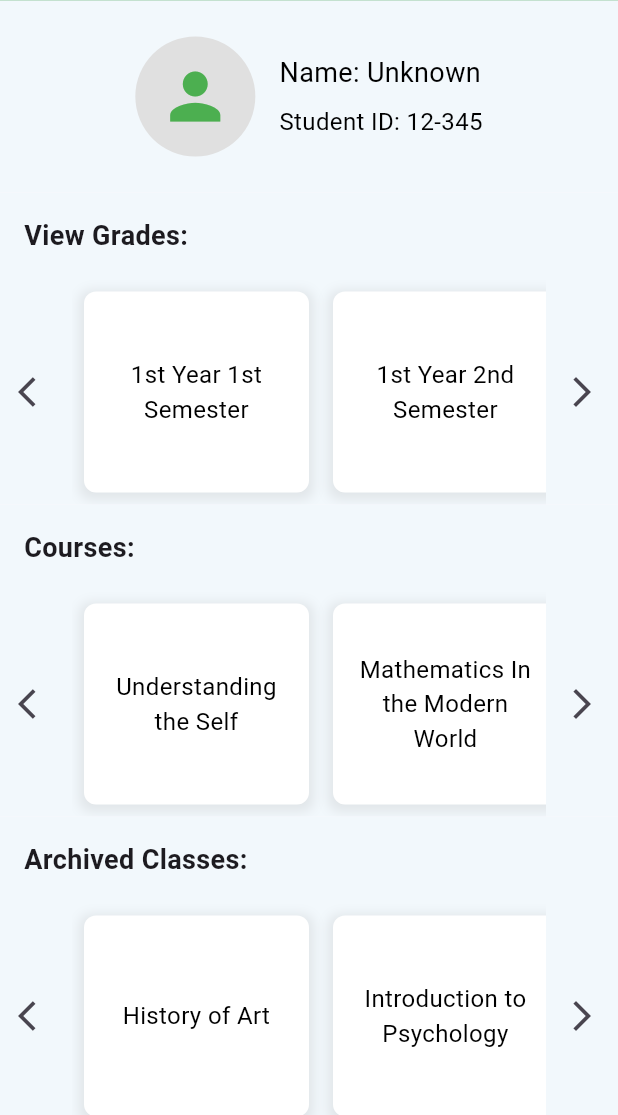
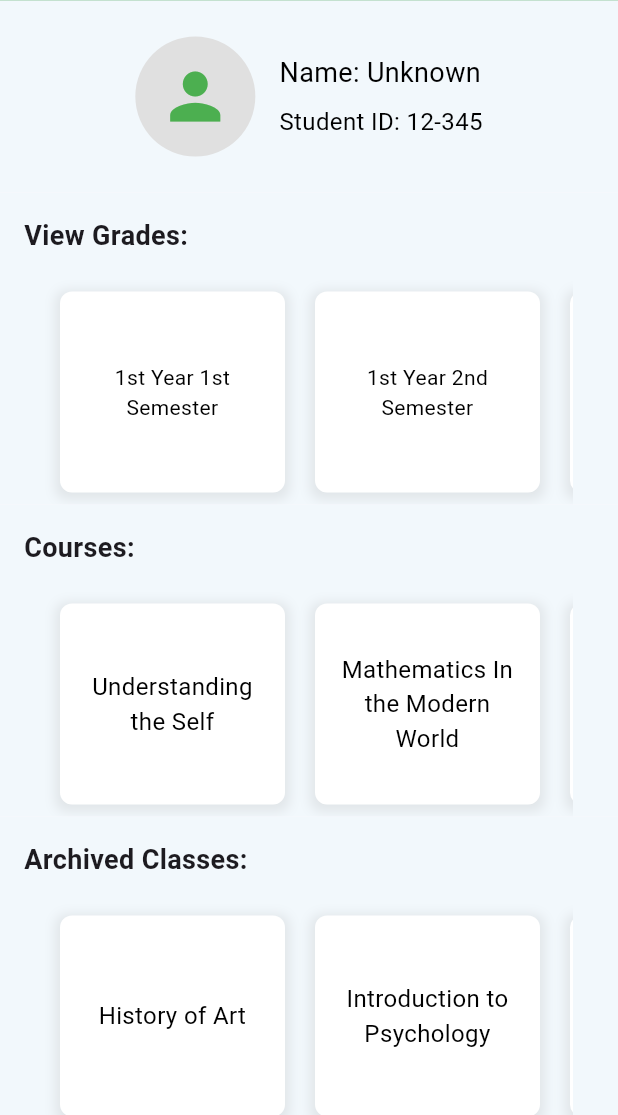
Before and after one commit to Alexis12119/SaliSeek, a Flutter app: the StudentDashboard screen opened directly, on a phone screen of 412 x 824 dp, the part 121-1236 px from its top. Run offline on Flutter 3.47's test engine with Material 3 defaults, Android fonts, the light colour scheme and no system bars; our stand-ins replace file_picker.

Commit message:
feat: update

```diff
--- a/lib/main.dart
+++ b/lib/main.dart
@@ -1026,6 +1026,8 @@ class StudentDashboardState extends State<StudentDashboard> {
                     ),
                   );
                 },
+                tileType: (title) =>
+                    SemesterTile(title), // Use SemesterTile here
               ),
 
 // Courses Section
@@ -1050,7 +1052,9 @@ class StudentDashboardState extends State<StudentDashboard> {
                     ),
                   );
                 },
-              ),
+                tileType: (title) => ClassTile(title), // Use ClassTile here
+              ),
+
 // Archived Classes Section
               buildSectionWithArrows(
                 title: 'Archived Classes:',
@@ -1070,6 +1074,7 @@ class StudentDashboardState extends State<StudentDashboard> {
                     ),
                   );
                 },
+                tileType: (title) => ClassTile(title), // Use ClassTile here
               ),
             ],
           ),
@@ -1162,7 +1167,8 @@ class StudentDashboardState extends State<StudentDashboard> {
                 context: context,
                 builder: (BuildContext context) {
                   return AlertDialog(
-                    title: const Text('Confirm Logout', style: TextStyle(fontWeight: FontWeight.bold)),
+                    title: const Text('Confirm Logout',
+                        style: TextStyle(fontWeight: FontWeight.bold)),
                     content: const Text('Are you sure you want to log out?'),
                     backgroundColor: const Color(0xFF2C9B44).withOpacity(0.9),
                     actions: <Widget>[
@@ -1246,12 +1252,14 @@ class StudentDashboardState extends State<StudentDashboard> {
     required ScrollController scrollController,
     required List<String> items,
     required Function(String)? onTilePressed,
+    required Widget Function(String) tileType,
   }) {
     return Container(
       color: const Color(0xFFF2F8FC),
       child: Column(
         crossAxisAlignment: CrossAxisAlignment.start,
         children: [
+          // Title with its own padding
           Padding(
             padding: const EdgeInsets.all(16.0),
             child: Text(
@@ -1262,54 +1270,49 @@ class StudentDashboardState extends State<StudentDashboard> {
               ),
             ),
           ),
-            SizedBox(
+          // Padding around the box with tiles
+          Padding(
+            padding: const EdgeInsets.symmetric(horizontal: 30.0),
+            child: SizedBox(
               height: 150,
               child: Row(
                 children: [
-                  IconButton(
-                    icon: const Icon(Icons.arrow_back_ios),
-                    onPressed: () {
-                      scrollController.animateTo(
-                        scrollController.offset - 150,
-                        duration: const Duration(milliseconds: 300),
-                        curve: Curves.ease,
-                      );
-                    },
-                  ),
                   Expanded(
                     child: ListView.builder(
                       controller: scrollController,
                       scrollDirection: Axis.horizontal,
                       itemCount: items.length,
                       itemBuilder: (context, index) {
-                        return GestureDetector(
+                        final tile = tileType(items[index]);
+
+                        return Padding(
+                          padding: tile is SemesterTile
+                              ? const EdgeInsets.symmetric(
+                                  horizontal:
+                                      2.0) // Additional spacing for SemesterTile
+                              : const EdgeInsets.symmetric(
+                                  horizontal:
+                                      2.0), // Default spacing for other tiles
+                          child: GestureDetector(
                             onTap: onTilePressed != null
                                 ? () => onTilePressed(items[index])
                                 : null,
-                          child: SemesterTile(items[index]),
-                        );
-                      },
-                    ),
-                  ),
-                  IconButton(
-                    icon: const Icon(Icons.arrow_forward_ios),
-                    onPressed: () {
-                      scrollController.animateTo(
-                        scrollController.offset + 150,
-                        duration: const Duration(milliseconds: 300),
-                        curve: Curves.ease,
-                      );
-                    },
-                  ),
-                ],
-              ),
-            ),
-          ],
-        ));
-  }
-}
-
-// Semester/Course Tile Widget
+                            child: tile,
+                          ),
+                        );
+                      },
+                    ),
+                  ),
+                ],
+              ),
+            ),
+          ),
+        ],
+      ),
+    );
+  }
+}
+
 class SemesterTile extends StatelessWidget {
   final String title;
 
@@ -1342,6 +1345,48 @@ class SemesterTile extends StatelessWidget {
               textAlign: TextAlign.center,
               style: const TextStyle(
                 color: Colors.black,
+                fontSize: 14.0,
+              ),
+            ),
+          ),
+        ),
+      ),
+    );
+  }
+}
+
+class ClassTile extends StatelessWidget {
+  final String title;
+
+  const ClassTile(this.title, {super.key});
+
+  @override
+  Widget build(BuildContext context) {
+    return Padding(
+      padding:
+          const EdgeInsets.only(left: 8.0, right: 8.0, top: 8.0, bottom: 8.0),
+      child: Container(
+        width: 150,
+        decoration: BoxDecoration(
+          color: Colors.white,
+          borderRadius: BorderRadius.circular(8.0),
+          boxShadow: [
+            BoxShadow(
+              color: Colors.grey.withOpacity(0.2),
+              spreadRadius: 3,
+              blurRadius: 6,
+              offset: const Offset(0, 2),
+            ),
+          ],
+        ),
+        child: Center(
+          child: Padding(
+            padding: const EdgeInsets.all(16.0),
+            child: Text(
+              title,
+              textAlign: TextAlign.center,
+              style: const TextStyle(
+                color: Colors.black,
                 fontSize: 16.0,
               ),
             ),
@@ -1631,16 +1676,16 @@ class CourseDetails extends StatelessWidget {
             height: 100,
             child: Row(
               children: [
-                IconButton(
-                  icon: const Icon(Icons.arrow_back_ios),
-                  onPressed: () {
-                    scrollController.animateTo(
-                      scrollController.offset - 150,
-                      duration: const Duration(milliseconds: 300),
-                      curve: Curves.ease,
-                    );
-                  },
-                ),
+                // IconButton(
+                //   icon: const Icon(Icons.arrow_back_ios),
+                //   onPressed: () {
+                //     scrollController.animateTo(
+                //       scrollController.offset - 150,
+                //       duration: const Duration(milliseconds: 300),
+                //       curve: Curves.ease,
+                //     );
+                //   },
+                // ),
                 Expanded(
                   child: ListView.builder(
                     controller: scrollController,
@@ -1656,16 +1701,16 @@ class CourseDetails extends StatelessWidget {
                     },
                   ),
                 ),
-                IconButton(
-                  icon: const Icon(Icons.arrow_forward_ios),
-                  onPressed: () {
-                    scrollController.animateTo(
-                      scrollController.offset + 150,
-                      duration: const Duration(milliseconds: 300),
-                      curve: Curves.ease,
-                    );
-                  },
-                ),
+                // IconButton(
+                //   icon: const Icon(Icons.arrow_forward_ios),
+                //   onPressed: () {
+                //     scrollController.animateTo(
+                //       scrollController.offset + 150,
+                //       duration: const Duration(milliseconds: 300),
+                //       curve: Curves.ease,
+                //     );
+                //   },
+                // ),
               ],
             ),
           ),
```
Lines whose indentation alone changed are shown as unchanged.
